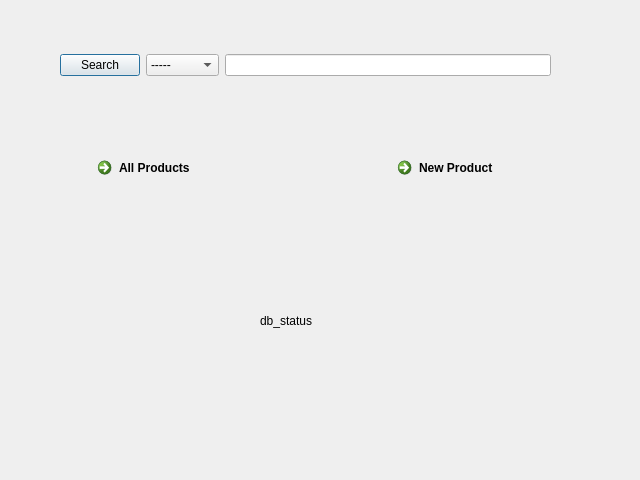
Old version of the form index.ui in the repository mmoallemi99/AP-Final-Project.
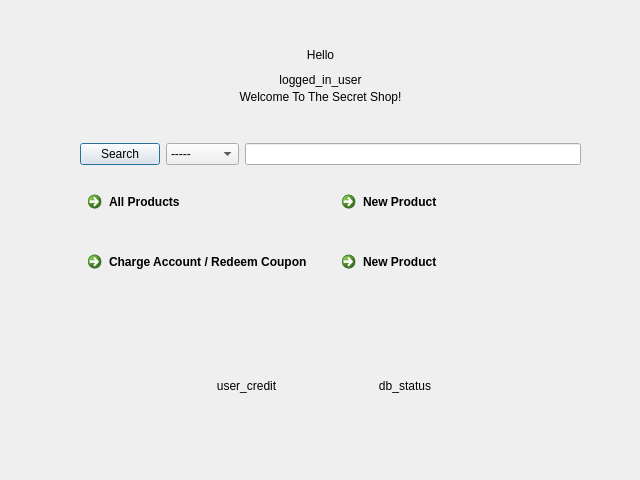
New version of the form.

```diff
--- a/index.ui
+++ b/index.ui
@@ -13,89 +13,190 @@
   <property name="windowTitle">
    <string>Dialog</string>
   </property>
-  <widget class="QWidget" name="horizontalLayoutWidget">
+  <widget class="QWidget" name="verticalLayoutWidget">
    <property name="geometry">
     <rect>
-     <x>60</x>
-     <y>30</y>
-     <width>491</width>
-     <height>71</height>
+     <x>80</x>
+     <y>130</y>
+     <width>501</width>
+     <height>171</height>
     </rect>
    </property>
-   <layout class="QHBoxLayout" name="search_box">
+   <layout class="QVBoxLayout" name="verticalLayout">
     <item>
-     <widget class="QPushButton" name="search">
-      <property name="text">
-       <string>Search</string>
-      </property>
-     </widget>
-    </item>
-    <item>
-     <widget class="QComboBox" name="search_by">
+     <layout class="QHBoxLayout" name="search_box">
       <item>
-       <property name="text">
-        <string>-----</string>
-       </property>
+       <widget class="QPushButton" name="search">
+        <property name="text">
+         <string>Search</string>
+        </property>
+       </widget>
       </item>
       <item>
-       <property name="text">
-        <string>Name</string>
-       </property>
+       <widget class="QComboBox" name="search_by">
+        <item>
+         <property name="text">
+          <string>-----</string>
+         </property>
+        </item>
+        <item>
+         <property name="text">
+          <string>Name</string>
+         </property>
+        </item>
+        <item>
+         <property name="text">
+          <string>Type</string>
+         </property>
+        </item>
+        <item>
+         <property name="text">
+          <string>Country</string>
+         </property>
+        </item>
+       </widget>
       </item>
       <item>
-       <property name="text">
-        <string>Type</string>
-       </property>
+       <widget class="QLineEdit" name="search_input"/>
       </item>
+     </layout>
+    </item>
+    <item>
+     <layout class="QHBoxLayout" name="product_box">
       <item>
-       <property name="text">
-        <string>Country</string>
-       </property>
+       <widget class="QCommandLinkButton" name="all_products">
+        <property name="sizePolicy">
+         <sizepolicy hsizetype="Preferred" vsizetype="Fixed">
+          <horstretch>0</horstretch>
+          <verstretch>0</verstretch>
+         </sizepolicy>
+        </property>
+        <property name="text">
+         <string>All Products</string>
+        </property>
+       </widget>
       </item>
-     </widget>
+      <item>
+       <widget class="QCommandLinkButton" name="new_product">
+        <property name="sizePolicy">
+         <sizepolicy hsizetype="Preferred" vsizetype="Fixed">
+          <horstretch>0</horstretch>
+          <verstretch>0</verstretch>
+         </sizepolicy>
+        </property>
+        <property name="acceptDrops">
+         <bool>false</bool>
+        </property>
+        <property name="layoutDirection">
+         <enum>Qt::LeftToRight</enum>
+        </property>
+        <property name="text">
+         <string>New Product</string>
+        </property>
+        <property name="default">
+         <bool>false</bool>
+        </property>
+       </widget>
+      </item>
+     </layout>
     </item>
     <item>
-     <widget class="QLineEdit" name="search_input"/>
+     <layout class="QHBoxLayout" name="horizontalLayout_2">
+      <item>
+       <widget class="QCommandLinkButton" name="credit_manager">
+        <property name="sizePolicy">
+         <sizepolicy hsizetype="Preferred" vsizetype="Fixed">
+          <horstretch>0</horstretch>
+          <verstretch>0</verstretch>
+         </sizepolicy>
+        </property>
+        <property name="text">
+         <string>Charge Account / Redeem Coupon</string>
+        </property>
+       </widget>
+      </item>
+      <item>
+       <widget class="QCommandLinkButton" name="new_product_2">
+        <property name="sizePolicy">
+         <sizepolicy hsizetype="Preferred" vsizetype="Fixed">
+          <horstretch>0</horstretch>
+          <verstretch>0</verstretch>
+         </sizepolicy>
+        </property>
+        <property name="text">
+         <string>New Product</string>
+        </property>
+       </widget>
+      </item>
+     </layout>
     </item>
    </layout>
   </widget>
-  <widget class="QLabel" name="db_status">
+  <widget class="QWidget" name="horizontalLayoutWidget_4">
    <property name="geometry">
     <rect>
-     <x>260</x>
+     <x>170</x>
      <y>310</y>
-     <width>91</width>
-     <height>21</height>
+     <width>311</width>
+     <height>151</height>
     </rect>
    </property>
-   <property name="text">
-    <string>db_status</string>
-   </property>
+   <layout class="QHBoxLayout" name="horizontalLayout_3">
+    <item>
+     <widget class="QLabel" name="user_credit">
+      <property name="text">
+       <string>user_credit</string>
+      </property>
+      <property name="alignment">
+       <set>Qt::AlignCenter</set>
+      </property>
+     </widget>
+    </item>
+    <item>
+     <widget class="QLabel" name="db_status">
+      <property name="text">
+       <string>db_status</string>
+      </property>
+      <property name="alignment">
+       <set>Qt::AlignCenter</set>
+      </property>
+     </widget>
+    </item>
+   </layout>
   </widget>
-  <widget class="QCommandLinkButton" name="new_product">
+  <widget class="QLabel" name="label">
    <property name="geometry">
     <rect>
-     <x>390</x>
-     <y>150</y>
-     <width>177</width>
-     <height>41</height>
+     <x>170</x>
+     <y>30</y>
+     <width>301</width>
+     <height>91</height>
     </rect>
    </property>
    <property name="text">
-    <string>New Product</string>
+    <string>Hello
+
+
+Welcome To The Secret Shop!</string>
    </property>
+   <property name="alignment">
+    <set>Qt::AlignCenter</set>
+   </property>
   </widget>
-  <widget class="QCommandLinkButton" name="all_products">
+  <widget class="QLabel" name="logged_in_user">
    <property name="geometry">
     <rect>
-     <x>90</x>
-     <y>150</y>
-     <width>177</width>
-     <height>41</height>
+     <x>140</x>
+     <y>70</y>
+     <width>361</width>
+     <height>20</height>
     </rect>
    </property>
    <property name="text">
-    <string>All Products</string>
+    <string>logged_in_user</string>
+   </property>
+   <property name="alignment">
+    <set>Qt::AlignCenter</set>
    </property>
   </widget>
  </widget>
```
